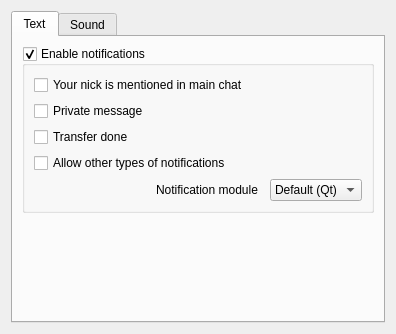
Old version of the form eiskaltdcpp/ui/UISettingsNotification.ui in the repository eiskaltdcpp/eiskaltdcpp.
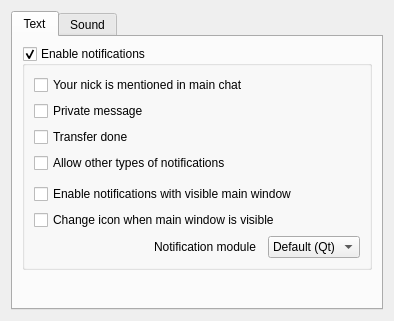
New version of the form.

```diff
--- a/eiskaltdcpp/ui/UISettingsNotification.ui
+++ b/eiskaltdcpp/ui/UISettingsNotification.ui
@@ -6,8 +6,8 @@
    <rect>
     <x>0</x>
     <y>0</y>
-    <width>396</width>
-    <height>334</height>
+    <width>394</width>
+    <height>287</height>
    </rect>
   </property>
   <property name="windowTitle">
@@ -61,14 +61,14 @@
             </property>
            </widget>
           </item>
-          <item row="4" column="1">
+          <item row="7" column="1">
            <widget class="QLabel" name="label_4">
             <property name="text">
              <string>Notification module</string>
             </property>
            </widget>
           </item>
-          <item row="4" column="0">
+          <item row="7" column="0">
            <spacer name="horizontalSpacer">
             <property name="orientation">
              <enum>Qt::Horizontal</enum>
@@ -81,7 +81,7 @@
             </property>
            </spacer>
           </item>
-          <item row="4" column="3" colspan="2">
+          <item row="7" column="3" colspan="2">
            <widget class="QComboBox" name="comboBox">
             <item>
              <property name="text">
@@ -95,6 +95,36 @@
             </item>
            </widget>
           </item>
+          <item row="6" column="0" colspan="5">
+           <widget class="QCheckBox" name="checkBox_MWVISIBLE">
+            <property name="text">
+             <string>Change icon when main window is visible</string>
+            </property>
+           </widget>
+          </item>
+          <item row="4" column="0">
+           <spacer name="verticalSpacer_3">
+            <property name="orientation">
+             <enum>Qt::Vertical</enum>
+            </property>
+            <property name="sizeType">
+             <enum>QSizePolicy::Fixed</enum>
+            </property>
+            <property name="sizeHint" stdset="0">
+             <size>
+              <width>20</width>
+              <height>5</height>
+             </size>
+            </property>
+           </spacer>
+          </item>
+          <item row="5" column="0" colspan="5">
+           <widget class="QCheckBox" name="checkBox_MWACTIVE">
+            <property name="text">
+             <string>Enable notifications with visible main window</string>
+            </property>
+           </widget>
+          </item>
          </layout>
         </widget>
        </item>
```
